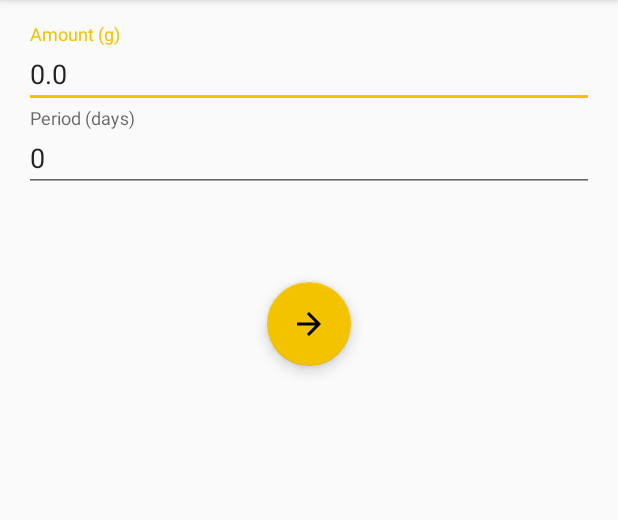
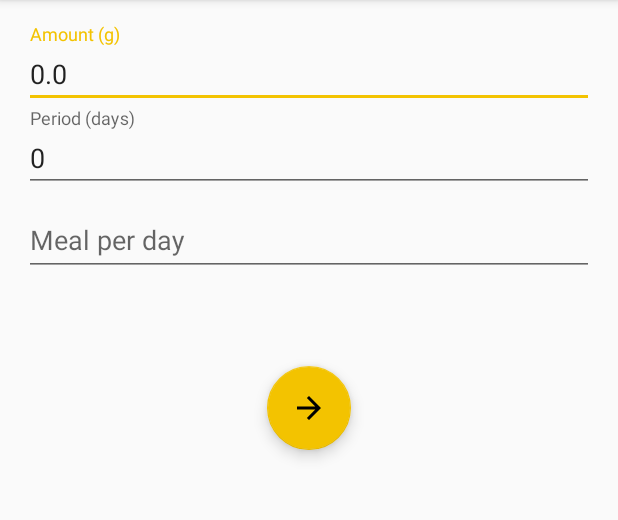
Before and after one commit to tiagoPacheco/smart-feeding, an Android app: the SmartFeedingSettingActivity screen opened directly, with no data from a screen before it, on a phone screen of 412 x 824 dp, the part 84-604 px from its top. Run offline under Robolectric (Android 15) with nearby library versions, the phone set to English and light mode, and no system bars.

Commit message:
Minors changes

```diff
--- a/app/build.gradle
+++ b/app/build.gradle
@@ -54,6 +54,7 @@ dependencies {
     testCompile 'junit:junit:4.12'
     testCompile 'org.mockito:mockito-core:1.10.19'
 
+    compile 'com.vicmikhailau:MaskedEditText:2.0.4'
     compile project(path: ':androidlibrary')
     //    compile 'br.org.cesar.knot:knot-android:1.2.0'
 }
--- a/app/src/main/java/br/com/thgp/smartfeeding/ui/DashboardActivity.java
+++ b/app/src/main/java/br/com/thgp/smartfeeding/ui/DashboardActivity.java
@@ -184,10 +184,10 @@ public class DashboardActivity extends AppCompatActivity implements OnDataChange
                 PreferenceUtil.Preference_Amount_Automatic, TypePreferenceEnum.Float);
         Float amountStock = (Float) PreferenceUtil.getPreferenceValue(
                 PreferenceUtil.Preference_Amount_Stock, TypePreferenceEnum.Float);
+        Float mealByDay = (Float) PreferenceUtil.getPreferenceValue(
+                PreferenceUtil.Preference_Meal_per_Day, TypePreferenceEnum.Float);
 
         Float amountRemaining = amountStock / amountByMeal;
-        //TODO Get this information from SharedPreferences
-        Integer mealByDay = 3;
 
         Util.createSimpleNotification(this, "Check out your stock",
                 String.format("Hey! Your pet have %.0f day(s) of food remaining", amountRemaining/mealByDay), DashboardActivity.class);
--- a/app/src/main/java/br/com/thgp/smartfeeding/ui/SmartFeedingSettingActivity.java
+++ b/app/src/main/java/br/com/thgp/smartfeeding/ui/SmartFeedingSettingActivity.java
@@ -15,6 +15,7 @@ public class SmartFeedingSettingActivity extends AppCompatActivity {
 
     private EditText mAmountText;
     private EditText mPeriodText;
+    private EditText mFeedingPerDayText;
     private FloatingActionButton mbtnRegister;
 
     @Override
@@ -25,6 +26,7 @@ public class SmartFeedingSettingActivity extends AppCompatActivity {
         mAmountText = findViewById(R.id.text_amount);
         mPeriodText = findViewById(R.id.text_period);
         mbtnRegister = findViewById(R.id.btn_register);
+        mFeedingPerDayText = findViewById(R.id.text_feeding_per_day);
 
         Float amount = (Float) PreferenceUtil.getPreferenceValue(
                 PreferenceUtil.Preference_Amount_Automatic, TypePreferenceEnum.Float);
@@ -33,6 +35,10 @@ public class SmartFeedingSettingActivity extends AppCompatActivity {
         Integer period = (Integer) PreferenceUtil.getPreferenceValue(
                 PreferenceUtil.Preference_Period, TypePreferenceEnum.Int);
         mPeriodText.setText(period.toString());
+
+        Integer feedingPerDay = (Integer) PreferenceUtil.getPreferenceValue(
+                PreferenceUtil.Preference_Meal_per_Day, TypePreferenceEnum.Int);
+        mPeriodText.setText(feedingPerDay.toString());
 
         mbtnRegister.setOnClickListener(new View.OnClickListener() {
             @Override
@@ -47,6 +53,9 @@ public class SmartFeedingSettingActivity extends AppCompatActivity {
 
                 PreferenceUtil.setPreferenceValue(PreferenceUtil.Preference_Period,
                         Integer.parseInt(mPeriodText.getText().toString()), TypePreferenceEnum.Int);
+
+                PreferenceUtil.setPreferenceValue(PreferenceUtil.Preference_Meal_per_Day,
+                        Integer.parseInt(mFeedingPerDayText.getText().toString()), TypePreferenceEnum.Int);
                 finish();
             }
         });
--- a/app/src/main/java/br/com/thgp/smartfeeding/util/PreferenceUtil.java
+++ b/app/src/main/java/br/com/thgp/smartfeeding/util/PreferenceUtil.java
@@ -21,6 +21,7 @@ public class PreferenceUtil {
     public static final String Preference_Amount_Automatic = "Preference_Amount_Automatic";
     public static final String Preference_Amount_Stock = "Preference_AmountStock";
     public static final String Preference_Period = "Preference_Period";
+    public static final String Preference_Meal_per_Day = "meal_per_day";
 
     private static final String PREFERENCES_NAME = "smartfeeding_preference";
 
--- a/app/src/main/res/layout/activity_smart_feeding_setting.xml
+++ b/app/src/main/res/layout/activity_smart_feeding_setting.xml
@@ -30,6 +30,20 @@
             android:layout_width="match_parent"
             android:layout_height="wrap_content"
             android:hint="@string/period"
+            android:inputType="number"
+            android:maxLines="1"
+            android:singleLine="true" />
+    </android.support.design.widget.TextInputLayout>
+
+    <android.support.design.widget.TextInputLayout
+        android:layout_width="match_parent"
+        android:layout_height="wrap_content">
+        <EditText
+            android:id="@+id/text_feeding_per_day"
+            android:layout_width="match_parent"
+            android:layout_height="wrap_content"
+            android:hint="@string/feeding_per_day"
+            android:inputType="number"
             android:maxLines="1"
             android:singleLine="true" />
     </android.support.design.widget.TextInputLayout>
--- a/app/src/main/res/values/strings.xml
+++ b/app/src/main/res/values/strings.xml
@@ -39,6 +39,7 @@
     <string name="birth_date">Birth date</string>
     <string name="amount">Amount (g)</string>
     <string name="period">Period (days)</string>
+    <string name="feeding_per_day">Meal per day</string>
     <string name="male">Male</string>
     <string name="female">Female</string>
 
```
Also changed, not shown: app/src/main/res/layout/activity_pet_register.xml (+5 -4 lines).
